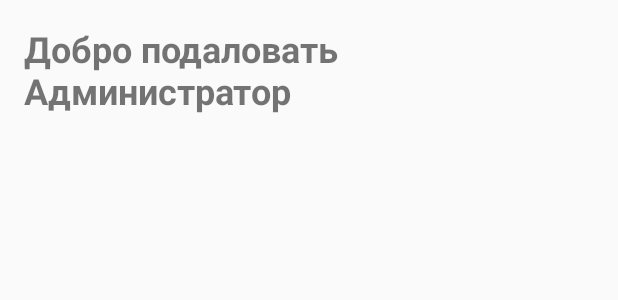
After one commit to litlbo1/SkyCarta, an Android app: the layout activity_admin_main_screen.xml on its own in the app's theme, with its tools: preview values and no code run, on a phone screen of 412 x 824 dp. The commit adds this screen. Shown: the top 300 px of the screen. Run offline under Robolectric (Android 15) with nearby library versions, the light colour scheme and no system bars.

Commit message:
SkyCarta - 0.0.3 (Admin Panel)

```diff
--- a/app/src/main/java/com/example/skycarta/register_screen.kt
+++ b/app/src/main/java/com/example/skycarta/register_screen.kt
@@ -37,7 +37,8 @@ class register_screen : AppCompatActivity() {
                             "email" to email,
                             "password" to password,
                             "name" to name,
-                            "surname" to surname
+                            "surname" to surname,
+                            "role" to "user"
                             // Добавьте другие поля, если нужно
                         )
 
@@ -46,7 +47,7 @@ class register_screen : AppCompatActivity() {
                             .addOnSuccessListener {
                                 // Пользователь добавлен в Firestore
                                 Toast.makeText(this, "Аккаунт успешно создан", Toast.LENGTH_SHORT).show()
-                                val intent = Intent(this@register_screen, Lobby_screen::class.java)
+                                val intent = Intent(this@register_screen, Lobby_screen2::class.java)
                                 startActivity(intent)
                                 finish()
                             }
--- /dev/null
+++ b/app/src/main/res/layout/activity_admin_main_screen.xml
@@ -0,0 +1,17 @@
+<?xml version="1.0" encoding="utf-8"?>
+<LinearLayout xmlns:android="http://schemas.android.com/apk/res/android"
+    android:layout_width="match_parent"
+    android:layout_height="match_parent"
+    android:orientation="vertical"
+    android:padding="16dp">
+
+    <TextView
+        android:layout_width="wrap_content"
+        android:layout_height="wrap_content"
+        android:text="@string/admin_label"
+        android:textSize="24sp"
+        android:textStyle="bold" />
+
+    <!-- Добавьте здесь элементы управления для администратора -->
+
+</LinearLayout>
--- a/app/src/main/res/values/strings.xml
+++ b/app/src/main/res/values/strings.xml
@@ -28,6 +28,7 @@
     <string name="menu_settings">Настройки</string>
 
     <string name="user_name">Вехов Эдуард</string>
+    <string name="admin_label">Добро подаловать Администратор</string>
 
 
     //main screen
```
Also changed, not shown: app/src/main/AndroidManifest.xml (+5 -3 lines), app/src/main/java/com/example/skycarta/Admin_main_screen.kt (added, +11 -0 lines), app/src/main/java/com/example/skycarta/Check_login_screen.kt (+31 -7 lines), app/src/main/java/com/example/skycarta/Login_screen.kt (+31 -11 lines).
